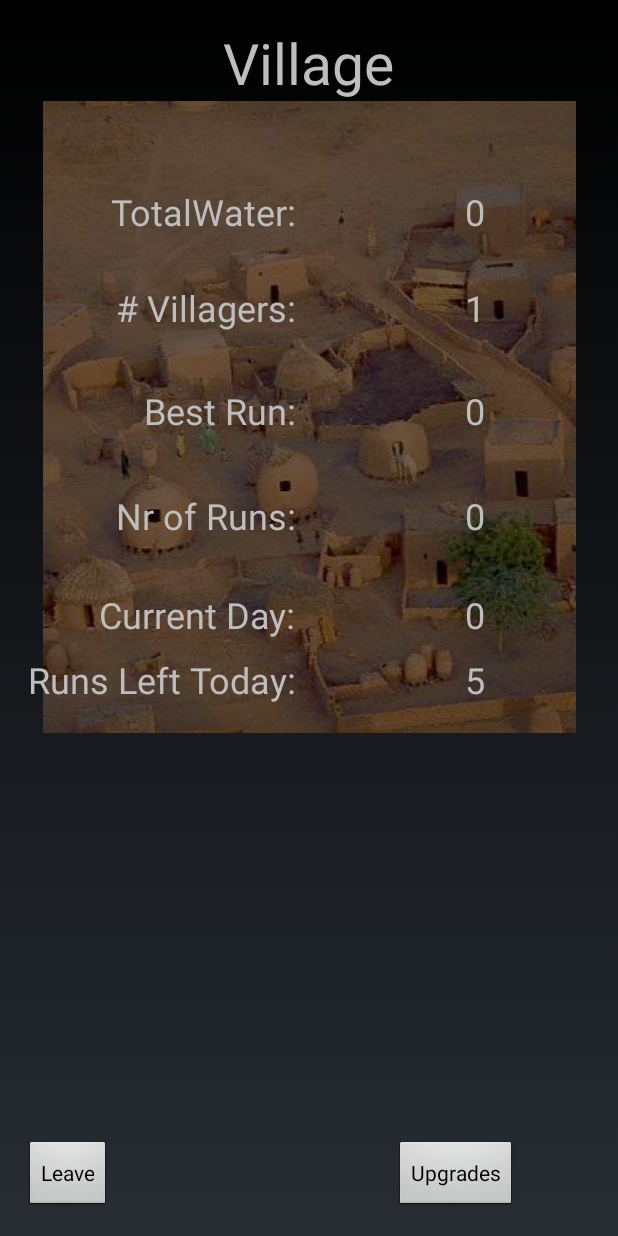
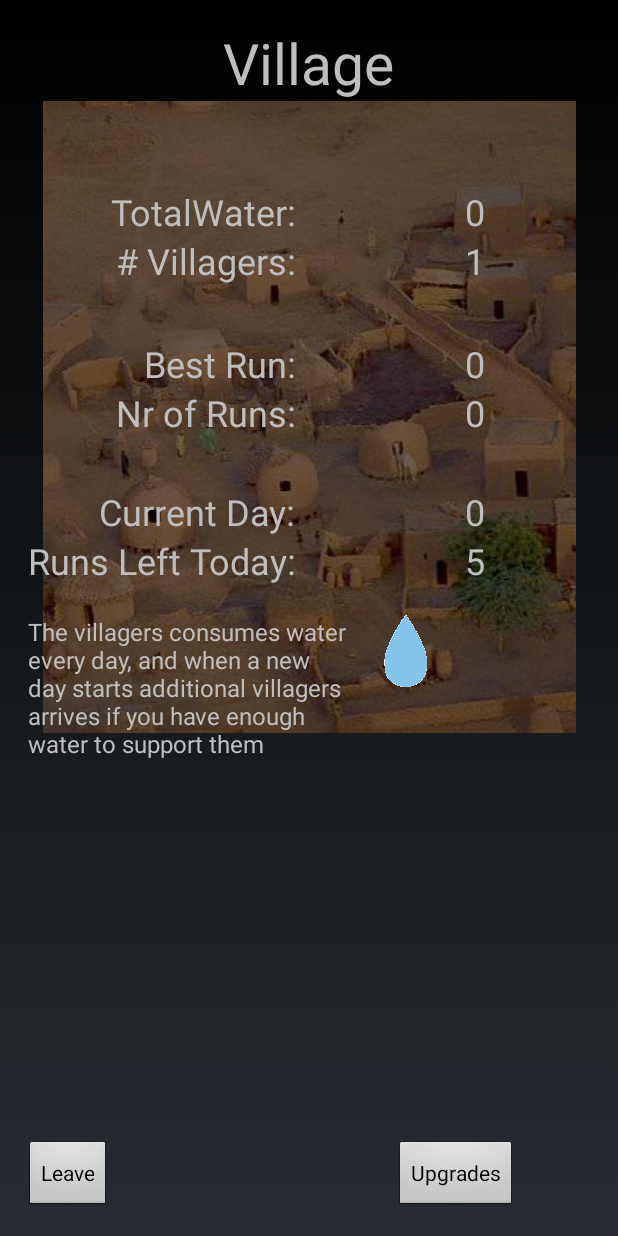
Before and after one commit to Agfct/MagicaeLudos, an Android app: the VillageActivity screen opened directly, with no data from a screen before it, on a phone screen of 412 x 824 dp. Run offline under Robolectric (Android 15) with nearby library versions, the phone set to English and light mode, and no system bars.

Commit message:
modified village
tried to change the setup of village to support better understand of how it works

```diff
--- a/app/src/main/res/layout/activity_village.xml
+++ b/app/src/main/res/layout/activity_village.xml
@@ -52,7 +52,6 @@
         android:layout_height="wrap_content"
         android:text="# Villagers:"
         android:textSize="@dimen/medium_text"
-        android:layout_marginTop="31dp"
         android:layout_below="@+id/txtTotalWater"
         android:layout_alignRight="@+id/txtTotalWater"
         android:layout_alignEnd="@+id/txtTotalWater"/>
@@ -89,10 +88,9 @@
         android:layout_height="wrap_content"
         android:text="Nr of Runs:"
         android:textSize="@dimen/medium_text"
-        android:layout_marginTop="37dp"
         android:layout_below="@+id/txtMostWaterInOneRun"
-        android:layout_alignRight="@+id/txtMostWaterInOneRun"
-        android:layout_alignEnd="@+id/txtMostWaterInOneRun"/>
+        android:layout_alignRight="@+id/txtVillagers"
+        android:layout_alignEnd="@+id/txtVillagers"/>
     <TextView
         android:id="@+id/valueNrOfRuns"
         android:layout_width="wrap_content"
@@ -128,10 +126,9 @@
         android:layout_height="wrap_content"
         android:text="Runs Left Today:"
         android:textSize="@dimen/medium_text"
-        android:layout_alignBottom="@+id/imageView"
-        android:layout_alignRight="@+id/txtNrOfRuns"
-        android:layout_alignEnd="@+id/txtNrOfRuns"
-        android:layout_marginBottom="19dp" />
+        android:layout_below="@+id/txtCurrentDay"
+        android:layout_alignRight="@+id/txtCurrentDay"
+        android:layout_alignEnd="@+id/txtCurrentDay"/>
     <TextView
         android:id="@+id/valueRunsLeftToday"
         android:layout_width="wrap_content"
@@ -160,4 +157,38 @@
         android:layout_alignParentBottom="true"
         android:layout_toRightOf="@+id/txtVillage"
         android:layout_toEndOf="@+id/txtVillage" />
+
+    <GridLayout
+        android:layout_width="match_parent"
+        android:layout_height="match_parent"
+        android:layout_alignLeft="@+id/txtRunsLeftToday"
+        android:layout_alignStart="@+id/txtRunsLeftToday"
+        android:layout_above="@+id/btnLeaveVillage"
+        android:layout_below="@+id/txtRunsLeftToday"
+        android:rowCount="1"
+        android:columnCount="2"
+        android:layout_marginTop="20dp">
+
+        <TextView
+            android:id="@+id/howVillageWorks"
+            android:layout_width="228dp"
+            android:layout_height="wrap_content"
+            android:text="The villagers consumes water every day, and when a new day starts additional villagers arrives if you have enough water to support them"
+            android:textSize="@dimen/activity_horizontal_margin"
+            android:layout_alignTop="@+id/txtRunsLeftToday"
+            android:layout_alignLeft="@+id/valueNrOfRuns"
+            android:layout_alignStart="@+id/valueNrOfRuns"
+            android:layout_column="0"
+            android:layout_row="0"
+            android:layout_marginTop="0dp"/>
+
+        <ImageView
+            android:id="@+id/village_waterBar"
+            android:layout_width="wrap_content"
+            android:layout_height="wrap_content"
+            android:background="@drawable/clean_water"
+            android:layout_column="1"
+            android:layout_row="0"/>
+    </GridLayout>
+
 </RelativeLayout>
--- a/app/src/main/res/values/colors.xml
+++ b/app/src/main/res/values/colors.xml
@@ -5,4 +5,9 @@
     <color name="colorAccent">#FF4081</color>
     <color name="BLACK">#80000000</color>
     <color name="Transparent">#00000000</color>
+
+    <color name="water_clean">#30acac</color>
+    <color name="water_villagers">#272241</color>
+    <color name="water_nextVillagers">#004356</color>
+    <color name="water_dirty">#631919</color>
 </resources>
```
Also changed, not shown: app/src/main/res/layout/activity_village_fail.xml (added, +234 -0 lines).
